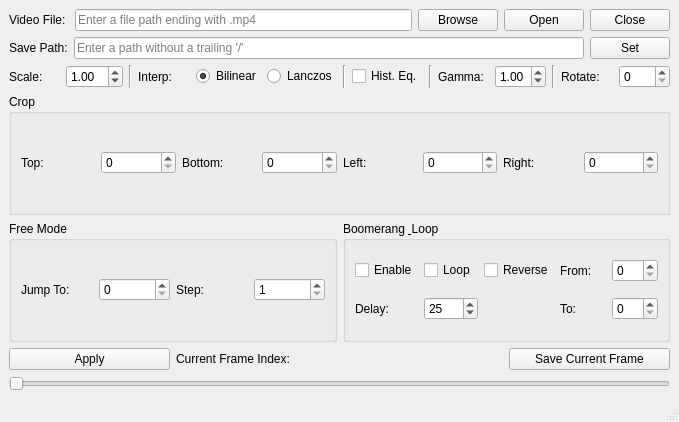
Above: mainwindow.ui from canturkes/VideoMaster before the change. Below: the same form after it.
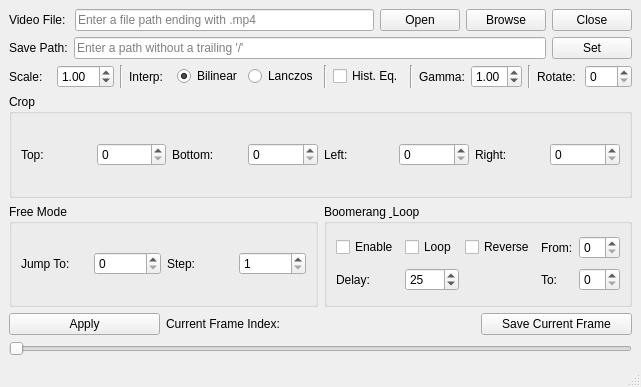
That is the form after the change.

Commit message: Changed order of "Open" and "Browse" buttons for better UX. Changed save-file name prefix from "vm" to "VM".

The edit to the form file:
```diff
--- a/mainwindow.ui
+++ b/mainwindow.ui
@@ -6,8 +6,8 @@
    <rect>
     <x>0</x>
     <y>0</y>
-    <width>679</width>
-    <height>422</height>
+    <width>641</width>
+    <height>387</height>
    </rect>
   </property>
   <property name="windowTitle">
@@ -34,13 +34,6 @@
         </property>
        </widget>
       </item>
-      <item>
-       <widget class="QPushButton" name="browseButton">
-        <property name="text">
-         <string>Browse</string>
-        </property>
-       </widget>
-      </item>
       <item>
        <widget class="QPushButton" name="openVideoButton">
         <property name="text">
@@ -48,6 +41,13 @@
         </property>
        </widget>
       </item>
+      <item>
+       <widget class="QPushButton" name="browseButton">
+        <property name="text">
+         <string>Browse</string>
+        </property>
+       </widget>
+      </item>
       <item>
        <widget class="QPushButton" name="closeVideoButton">
         <property name="text">
```
Left out of the diff: 9 changed lines with no effect on the pictures. The commit also changes 2 other files.
